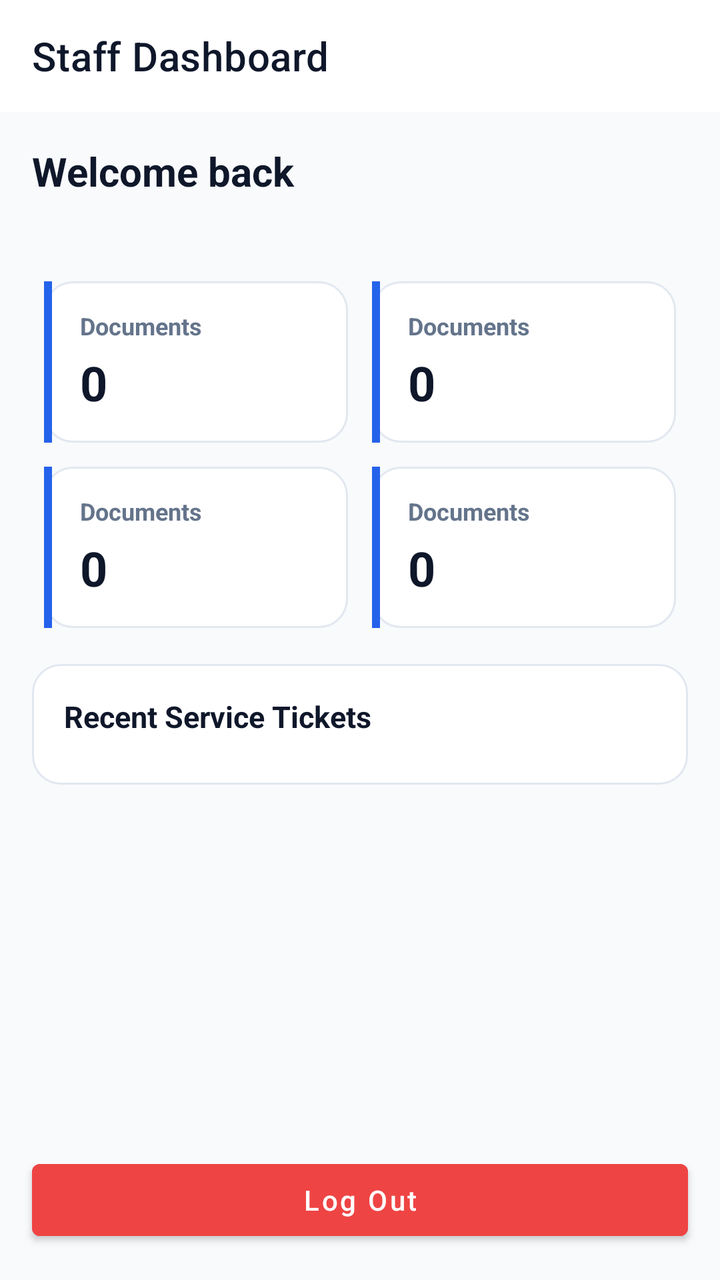
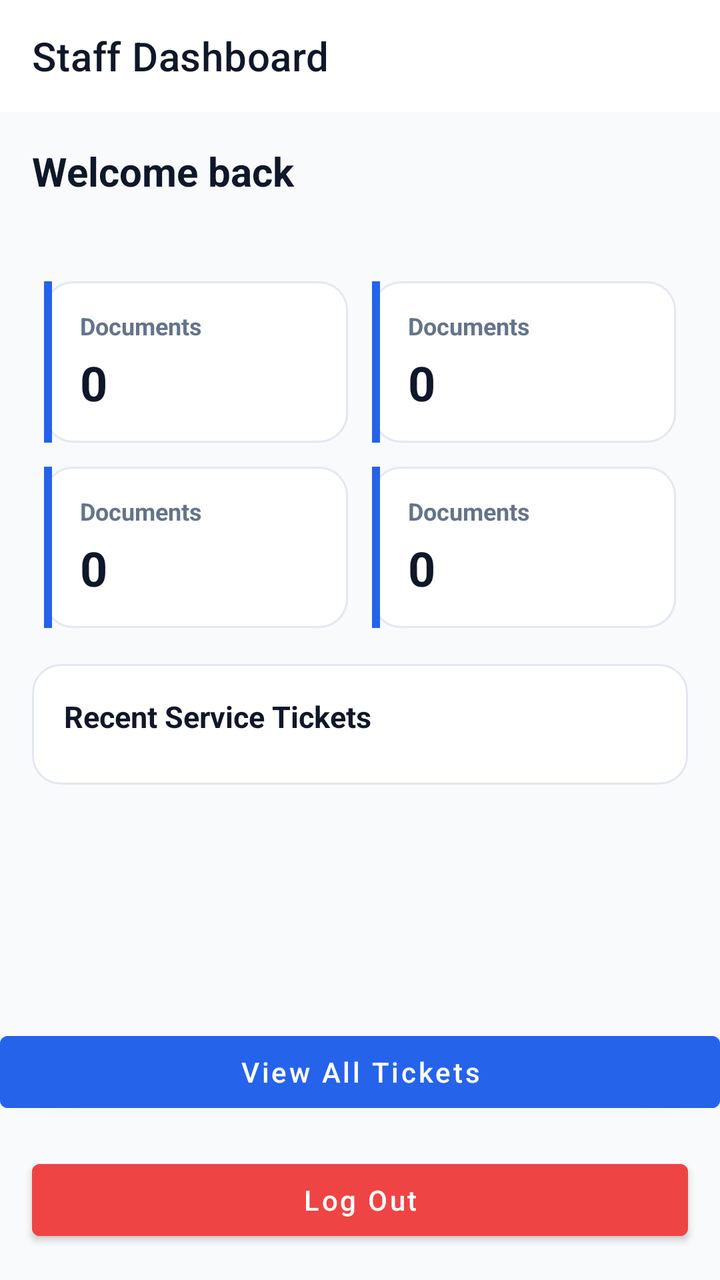

An Android layout rendered at two revisions. The XML below is the earlier revision; the diff shows what the commit changed to produce the second picture.
<!-- AndroidManifest.xml: application theme Theme.ApexLedger -->
<!-- res/layout/activity_staff_dashboard.xml -->
<?xml version="1.0" encoding="utf-8"?>
<LinearLayout xmlns:android="http://schemas.android.com/apk/res/android"
    xmlns:app="http://schemas.android.com/apk/res-auto"
    android:layout_width="match_parent"
    android:layout_height="match_parent"
    android:orientation="vertical"
    android:background="@color/gray_50">

    <com.google.android.material.appbar.MaterialToolbar
        android:id="@+id/toolbar"
        android:layout_width="match_parent"
        android:layout_height="?attr/actionBarSize"
        android:background="@color/white"
        app:titleTextColor="@color/navy"
        app:title="Staff Dashboard" />

    <ScrollView
        android:layout_width="match_parent"
        android:layout_height="0dp"
        android:layout_weight="1">

        <LinearLayout
            android:layout_width="match_parent"
            android:layout_height="wrap_content"
            android:orientation="vertical"
            android:padding="16dp">

            <TextView
                android:id="@+id/tvWelcome"
                android:layout_width="wrap_content"
                android:layout_height="wrap_content"
                android:text="Welcome back"
                android:textColor="@color/navy"
                android:textStyle="bold"
                android:textSize="20sp" />

            <TextView
                android:id="@+id/tvRole"
                android:layout_width="wrap_content"
                android:layout_height="wrap_content"
                android:textColor="@color/gray_500"
                android:textSize="13sp"
                android:layout_marginTop="2dp"
                android:layout_marginBottom="16dp" />

            <LinearLayout
                android:layout_width="match_parent"
                android:layout_height="wrap_content"
                android:orientation="horizontal">

                <include layout="@layout/item_stat_card" android:id="@+id/statActiveClients" />
                <include layout="@layout/item_stat_card" android:id="@+id/statOpenTickets" />
            </LinearLayout>

            <LinearLayout
                android:layout_width="match_parent"
                android:layout_height="wrap_content"
                android:orientation="horizontal">

                <include layout="@layout/item_stat_card" android:id="@+id/statAccountants" />
                <include layout="@layout/item_stat_card" android:id="@+id/statOverdue" />
            </LinearLayout>

            <LinearLayout
                android:layout_width="match_parent"
                android:layout_height="wrap_content"
                android:orientation="vertical"
                android:background="@drawable/bg_card_stroke"
                android:padding="16dp"
                android:layout_marginTop="12dp">

                <TextView
                    android:layout_width="wrap_content"
                    android:layout_height="wrap_content"
                    android:text="Recent Service Tickets"
                    android:textColor="@color/navy"
                    android:textStyle="bold"
                    android:textSize="15sp"
                    android:layout_marginBottom="8dp" />

                <androidx.recyclerview.widget.RecyclerView
                    android:id="@+id/rvAllTickets"
                    android:layout_width="match_parent"
                    android:layout_height="wrap_content"
                    android:nestedScrollingEnabled="false" />

            </LinearLayout>

        </LinearLayout>
    </ScrollView>

    <Button
        android:id="@+id/btnAdminPanel"
        android:layout_width="match_parent"
        android:layout_height="wrap_content"
        android:text="Admin Panel"
        android:textAllCaps="false"
        android:backgroundTint="@color/gray_600"
        android:textColor="@color/white"
        android:layout_marginHorizontal="16dp"
        android:layout_marginTop="8dp"
        android:visibility="gone" />

    <Button
        android:id="@+id/btnLogout"
        android:layout_width="match_parent"
        android:layout_height="wrap_content"
        android:text="Log Out"
        android:textAllCaps="false"
        android:backgroundTint="@color/danger"
        android:textColor="@color/white"
        android:layout_margin="16dp" />

</LinearLayout>
<!-- res/layout/item_stat_card.xml (included above) -->
<?xml version="1.0" encoding="utf-8"?>
<LinearLayout xmlns:android="http://schemas.android.com/apk/res/android"
    android:layout_width="0dp"
    android:layout_height="wrap_content"
    android:layout_weight="1"
    android:layout_margin="6dp"
    android:orientation="horizontal"
    android:background="@drawable/bg_card_stroke">

    <View
        android:id="@+id/statAccentBar"
        android:layout_width="4dp"
        android:layout_height="match_parent"
        android:background="@color/primary" />

    <LinearLayout
        android:layout_width="0dp"
        android:layout_height="wrap_content"
        android:layout_weight="1"
        android:orientation="vertical"
        android:padding="14dp">

        <TextView
            android:id="@+id/tvStatLabel"
            android:layout_width="wrap_content"
            android:layout_height="wrap_content"
            android:text="Documents"
            android:textColor="@color/gray_500"
            android:textSize="12sp"
            android:textStyle="bold" />

        <TextView
            android:id="@+id/tvStatValue"
            android:layout_width="wrap_content"
            android:layout_height="wrap_content"
            android:text="0"
            android:textColor="@color/navy"
            android:textStyle="bold"
            android:textSize="24sp"
            android:layout_marginTop="4dp" />

    </LinearLayout>
</LinearLayout>
<!-- resources referenced by this layout -->
<resources>
  <color name="danger">#EF4444</color>
  <color name="gray_50">#F8FAFC</color>
  <color name="gray_500">#64748B</color>
  <color name="gray_600">#475569</color>
  <color name="navy">#0F172A</color>
  <color name="primary">#2563EB</color>
  <color name="white">#FFFFFF</color>
  <!-- drawable bg_card_stroke (drawable) -->
  <?xml version="1.0" encoding="utf-8"?>
  <shape xmlns:android="http://schemas.android.com/apk/res/android" android:shape="rectangle">
      <corners android:radius="14dp" />
      <solid android:color="@color/white" />
      <stroke android:width="1dp" android:color="@color/gray_200" />
  </shape>
  <style name="Theme.ApexLedger" parent="Theme.MaterialComponents.DayNight.NoActionBar">
          <item name="colorPrimary">@color/primary</item>
          <item name="colorPrimaryDark">@color/primary_dark</item>
          <item name="colorAccent">@color/success</item>
          <item name="android:windowBackground">@color/background</item>
          <item name="android:statusBarColor">@color/navy</item>
          <item name="android:navigationBarColor">@color/white</item>
      </style>
  <color name="gray_200">#E2E8F0</color>
  <color name="primary_dark">#1D4ED8</color>
  <color name="success">#16A34A</color>
  <color name="background">@color/gray_50</color>
</resources>

<!-- the commit's change to res/layout/activity_staff_dashboard.xml (unified diff, before → after) -->
@@ -90,6 +90,16 @@
     </ScrollView>
 
     <Button
+        android:id="@+id/btnViewAllTickets"
+        android:layout_width="match_parent"
+        android:layout_height="wrap_content"
+        android:text="View All Tickets"
+        android:textAllCaps="false"
+        android:backgroundTint="@color/primary"
+        android:textColor="@color/white"
+        android:layout_marginTop="12dp" />
+
+    <Button
         android:id="@+id/btnAdminPanel"
         android:layout_width="match_parent"
         android:layout_height="wrap_content"
